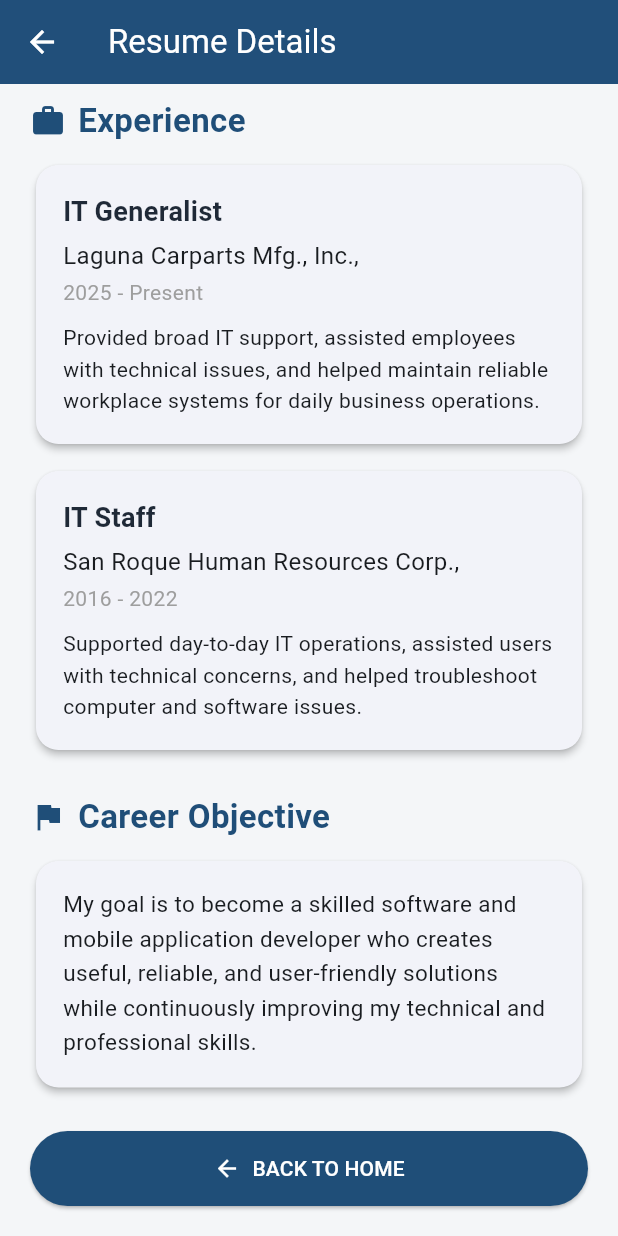
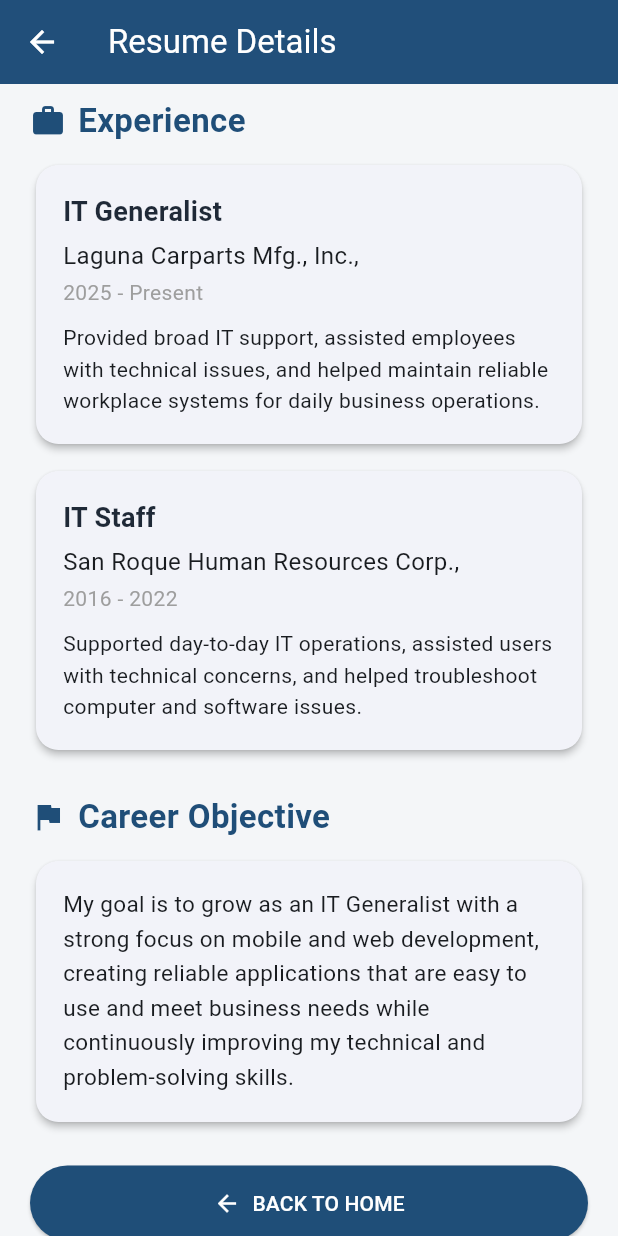
Before and after one commit to khier091225/resume_navigation_exam, a Flutter app: the ResumeDetailsScreen screen opened directly, scrolled down 507 dp, on a phone screen of 412 x 824 dp. Run offline on Flutter 3.47's test engine with Material 3 defaults, Android fonts, the phone set to English and light mode, and no system bars.

Commit message:
Update resume details to reflect current education and career goals

```diff
--- a/lib/main.dart
+++ b/lib/main.dart
@@ -293,8 +293,8 @@ class ResumeDetailsScreen extends StatelessWidget {
 
             const ResumeCard(
               title: 'Bachelor of Science in Information Technology',
-              subtitle: 'Your School Name',
-              period: '2023 - Present',
+              subtitle: 'Trimex Colleges',
+              period: '2024 - Present',
               description:
                   'Currently pursuing a degree in Information '
                   'Technology with focus on programming, '
@@ -344,11 +344,11 @@ class ResumeDetailsScreen extends StatelessWidget {
               child: const Padding(
                 padding: EdgeInsets.all(18),
                 child: Text(
-                  'My goal is to become a skilled software and '
-                  'mobile application developer who creates '
-                  'useful, reliable, and user-friendly solutions '
-                  'while continuously improving my technical '
-                  'and professional skills.',
+                  'My goal is to grow as an IT Generalist with a '
+                  'strong focus on mobile and web development, '
+                  'creating reliable applications that are easy to '
+                  'use and meet business needs while continuously '
+                  'improving my technical and problem-solving skills.',
                   style: TextStyle(fontSize: 15, height: 1.5),
                 ),
               ),
```
